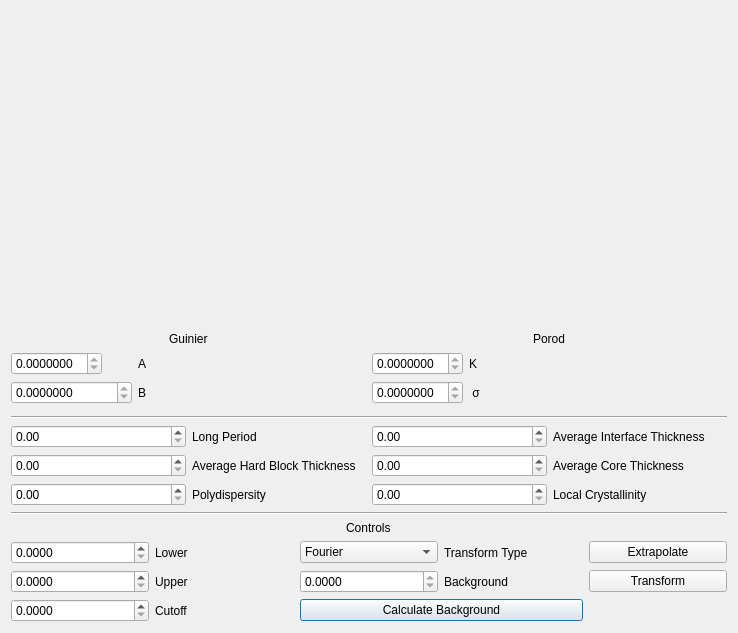
Old version of the form src/sas/qtgui/Perspectives/Corfunc/UI/CorfuncPanel.ui in the repository SasView/sasview.
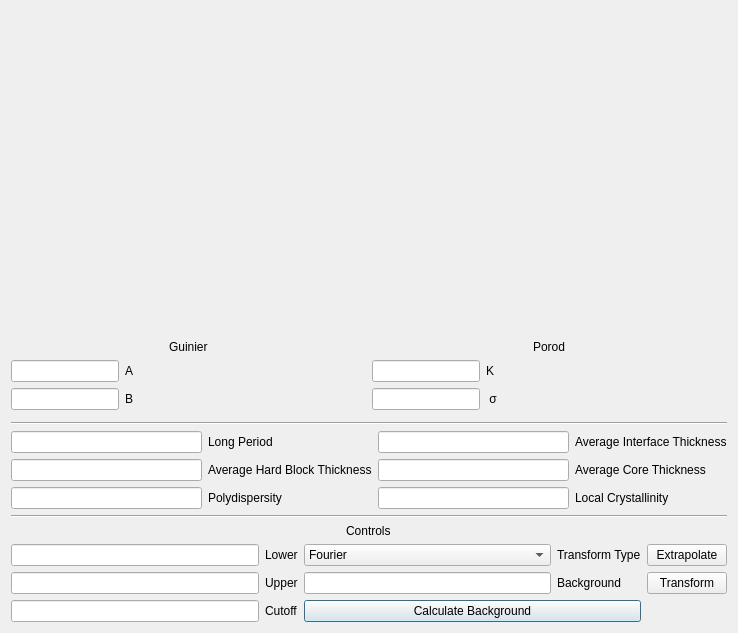
New version of the form.

Commit message: Switch to LineEdits from Spinboxes

```diff
--- a/src/sas/qtgui/Perspectives/Corfunc/UI/CorfuncPanel.ui
+++ b/src/sas/qtgui/Perspectives/Corfunc/UI/CorfuncPanel.ui
@@ -43,13 +43,10 @@
          <item>
           <layout class="QFormLayout" name="formLayout_2">
            <item row="0" column="0">
-            <widget class="QDoubleSpinBox" name="guinierA">
+            <widget class="QLineEdit" name="guinierA">
              <property name="readOnly">
               <bool>true</bool>
              </property>
-             <property name="decimals">
-              <number>7</number>
-             </property>
             </widget>
            </item>
            <item row="0" column="1">
@@ -60,19 +57,10 @@
             </widget>
            </item>
            <item row="1" column="0">
-            <widget class="QDoubleSpinBox" name="guinierB">
+            <widget class="QLineEdit" name="guinierB">
              <property name="readOnly">
               <bool>true</bool>
              </property>
-             <property name="decimals">
-              <number>7</number>
-             </property>
-             <property name="minimum">
-              <double>-1000000.000000000000000</double>
-             </property>
-             <property name="maximum">
-              <double>1000000.000000000000000</double>
-             </property>
             </widget>
            </item>
            <item row="1" column="1">
@@ -98,13 +86,10 @@
          <item>
           <layout class="QFormLayout" name="formLayout_3">
            <item row="0" column="0">
-            <widget class="QDoubleSpinBox" name="porodK">
+            <widget class="QLineEdit" name="porodK">
              <property name="readOnly">
               <bool>true</bool>
              </property>
-             <property name="decimals">
-              <number>7</number>
-             </property>
             </widget>
            </item>
            <item row="0" column="1">
@@ -115,13 +100,10 @@
             </widget>
            </item>
            <item row="1" column="0">
-            <widget class="QDoubleSpinBox" name="porodSigma">
+            <widget class="QLineEdit" name="porodSigma">
              <property name="readOnly">
               <bool>true</bool>
              </property>
-             <property name="decimals">
-              <number>7</number>
-             </property>
             </widget>
            </item>
            <item row="1" column="1">
@@ -167,7 +149,7 @@
         </widget>
        </item>
        <item row="0" column="2">
-        <widget class="QDoubleSpinBox" name="avgIntThick"/>
+        <widget class="QLineEdit" name="avgIntThick"/>
        </item>
        <item row="0" column="3">
         <widget class="QLabel" name="label_15">
@@ -177,7 +159,7 @@
         </widget>
        </item>
        <item row="1" column="0">
-        <widget class="QDoubleSpinBox" name="avgHardBlock"/>
+        <widget class="QLineEdit" name="avgHardBlock"/>
        </item>
        <item row="1" column="1">
         <widget class="QLabel" name="label_16">
@@ -187,7 +169,7 @@
         </widget>
        </item>
        <item row="1" column="2">
-        <widget class="QDoubleSpinBox" name="avgCoreThick"/>
+        <widget class="QLineEdit" name="avgCoreThick"/>
        </item>
        <item row="1" column="3">
         <widget class="QLabel" name="label_17">
@@ -197,7 +179,7 @@
         </widget>
        </item>
        <item row="2" column="0">
-        <widget class="QDoubleSpinBox" name="polydisp"/>
+        <widget class="QLineEdit" name="polydisp"/>
        </item>
        <item row="2" column="1">
         <widget class="QLabel" name="label_18">
@@ -207,7 +189,7 @@
         </widget>
        </item>
        <item row="2" column="2">
-        <widget class="QDoubleSpinBox" name="localCrystal"/>
+        <widget class="QLineEdit" name="localCrystal"/>
        </item>
        <item row="2" column="3">
         <widget class="QLabel" name="label_19">
@@ -217,7 +199,7 @@
         </widget>
        </item>
        <item row="0" column="0">
-        <widget class="QDoubleSpinBox" name="longPeriod"/>
+        <widget class="QLineEdit" name="longPeriod"/>
        </item>
       </layout>
      </item>
@@ -252,16 +234,10 @@
             </widget>
            </item>
            <item row="0" column="0">
-            <widget class="QDoubleSpinBox" name="qMin">
+            <widget class="QLineEdit" name="qMin">
              <property name="toolTip">
               <string>Values with q &lt; qmin will be used for Guinier back extrapolation</string>
              </property>
-             <property name="decimals">
-              <number>4</number>
-             </property>
-             <property name="singleStep">
-              <double>0.001000000000000</double>
-             </property>
             </widget>
            </item>
            <item row="0" column="1">
@@ -272,16 +248,10 @@
             </widget>
            </item>
            <item row="1" column="0">
-            <widget class="QDoubleSpinBox" name="qMax1">
+            <widget class="QLineEdit" name="qMax1">
              <property name="toolTip">
               <string>Values with Uppder &lt; q &lt; Cutoff will be used for Porod forward extrapolation</string>
              </property>
-             <property name="decimals">
-              <number>4</number>
-             </property>
-             <property name="singleStep">
-              <double>0.001000000000000</double>
-             </property>
             </widget>
            </item>
            <item row="1" column="1">
@@ -315,26 +285,17 @@
             </widget>
            </item>
            <item row="1" column="2">
-            <widget class="QDoubleSpinBox" name="bg">
+            <widget class="QLineEdit" name="bg">
              <property name="readOnly">
               <bool>true</bool>
              </property>
-             <property name="decimals">
-              <number>4</number>
-             </property>
             </widget>
            </item>
            <item row="2" column="0">
-            <widget class="QDoubleSpinBox" name="qMax2">
+            <widget class="QLineEdit" name="qMax2">
              <property name="toolTip">
               <string>Values with Uppder &lt; q &lt; Cutoff will be used for Porod forward extrapolation</string>
              </property>
-             <property name="decimals">
-              <number>4</number>
-             </property>
-             <property name="singleStep">
-              <double>0.001000000000000</double>
-             </property>
             </widget>
            </item>
            <item row="2" column="2" colspan="2">
```
